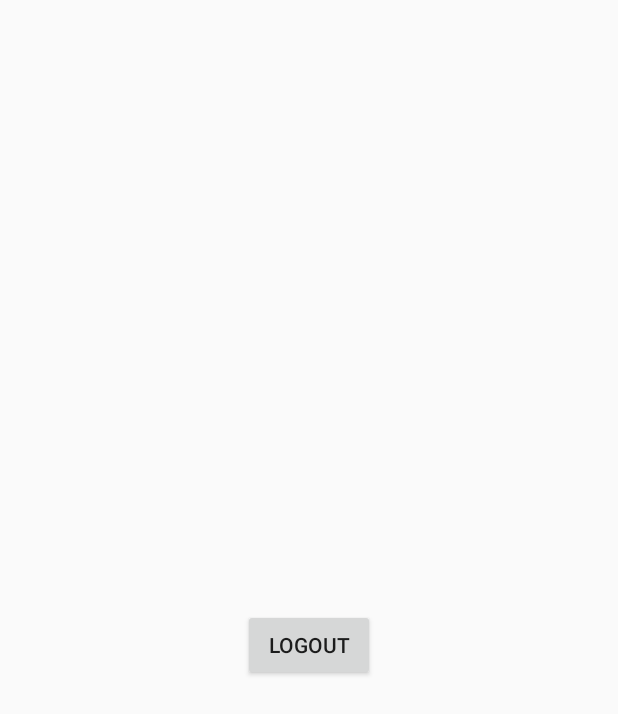
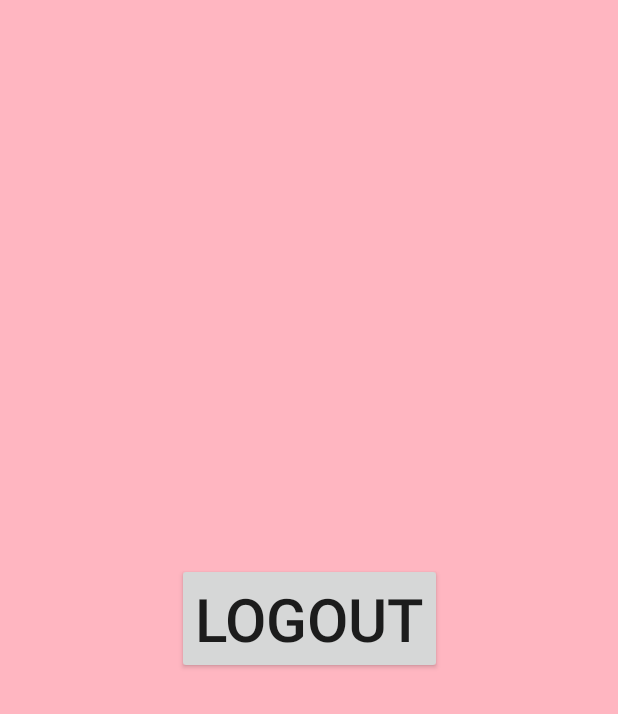
Before and after one commit to Mehulipal/coJEET-Android, an Android app: the layout fragment_gallery.xml on its own in the app's theme, with its tools: preview values and no code run, on a phone screen of 412 x 824 dp. Shown: the top 714 px of the screen. Run offline under Robolectric (Android 15) with nearby library versions, the phone set to English and light mode, and no system bars.

Commit message:
code_cleanup

```diff
--- a/app/src/main/java/com/example/mevscovid/adapter.java
+++ b/app/src/main/java/com/example/mevscovid/adapter.java
@@ -33,7 +33,7 @@ public class adapter extends RecyclerView.Adapter<adapter.ViewHolder> {
         public ViewHolder(@NonNull View itemView) {
             super(itemView);
             p_name=(TextView)itemView.findViewById(R.id.policy_name_view);
-            p_description=(TextView)itemView.findViewById(R.id.policy_description_view);
+           // p_description=(TextView)itemView.findViewById(R.id.policy_description_view);
           //  v_us=(TextView)itemView.findViewById(R.id.visit_us_button);
            // p_image_id=(ImageView) itemView.findViewById(R.id.policy_image_view);
 
@@ -57,7 +57,7 @@ public class adapter extends RecyclerView.Adapter<adapter.ViewHolder> {
     public void onBindViewHolder(@NonNull ViewHolder holder, int position) {
         PoliciesClass currentPolicy = mPoliciesItem.get(position);
         holder.p_name.setText(currentPolicy.getmPolicy_name());
-        holder.p_description.setText(currentPolicy.getmPolicy_description());
+      //  holder.p_description.setText(currentPolicy.getmPolicy_description());
       //  holder.v_us.setText(currentPolicy.getmVisit_us());
         //holder.p_image_id.setImageResource(currentPolicy.getmPolicy_image_id());
     }
--- a/app/src/main/java/com/example/mevscovid/ui/PoliciesClass.java
+++ b/app/src/main/java/com/example/mevscovid/ui/PoliciesClass.java
@@ -23,9 +23,10 @@ public class PoliciesClass {
     public String getmPolicy_name() {
         return title;
     }
-    public String getmPolicy_description() {
+  /**  public String getmPolicy_description() {
         return text;
     }
+   **/
 
     /**public Integer getmPolicy_image_id(){
         return mPolicy_image_id;
--- a/app/src/main/java/com/example/mevscovid/ui/gallery/GalleryFragment.java
+++ b/app/src/main/java/com/example/mevscovid/ui/gallery/GalleryFragment.java
@@ -30,14 +30,14 @@ public class GalleryFragment extends Fragment {
         galleryViewModel =
                 ViewModelProviders.of(this).get(GalleryViewModel.class);
         final View root = inflater.inflate(R.layout.fragment_gallery, container, false);
-        final TextView textView = root.findViewById(R.id.text_gallery);
-        galleryViewModel.getText().observe(getViewLifecycleOwner(), new Observer<String>() {
+       // final TextView textView = root.findViewById(R.id.text_gallery);
+      /**  galleryViewModel.getText().observe(getViewLifecycleOwner(), new Observer<String>() {
             @Override
             public void onChanged(@Nullable String s) {
                 textView.setText(s);
             }
         });
-
+       **/
        final Button btnLogout = root.findViewById(R.id.logout);
         btnLogout.setOnClickListener(new View.OnClickListener() {
             @Override
--- a/app/src/main/res/layout/fragment_gallery.xml
+++ b/app/src/main/res/layout/fragment_gallery.xml
@@ -3,28 +3,19 @@
     xmlns:app="http://schemas.android.com/apk/res-auto"
     xmlns:tools="http://schemas.android.com/tools"
     android:layout_width="match_parent"
-    android:layout_height="match_parent">
+    android:layout_height="match_parent"
+    android:background="#ffb6c1">
 
-    <TextView
-        android:id="@+id/text_gallery"
-        android:layout_width="match_parent"
-        android:layout_height="wrap_content"
-        android:layout_marginStart="8dp"
-        android:layout_marginTop="8dp"
-        android:layout_marginEnd="8dp"
-        android:textAlignment="center"
-        android:textSize="20sp"
-        app:layout_constraintEnd_toEndOf="parent"
-        app:layout_constraintStart_toStartOf="parent"
-        app:layout_constraintTop_toTopOf="parent" />
 
     <Button
         android:id="@+id/logout"
         android:layout_width="wrap_content"
         android:layout_height="wrap_content"
         android:text="LOGOUT"
+        android:textSize="40sp"
         app:layout_constraintBottom_toBottomOf="parent"
         app:layout_constraintEnd_toEndOf="parent"
         app:layout_constraintStart_toStartOf="parent"
-        app:layout_constraintTop_toBottomOf="@+id/text_gallery" />
+        app:layout_constraintTop_toTopOf="parent"
+        />
 </androidx.constraintlayout.widget.ConstraintLayout>
```
Also changed, not shown: app/src/main/res/layout/card.xml (+7 -5 lines), app/src/main/res/values/strings.xml (+31 -0 lines).
